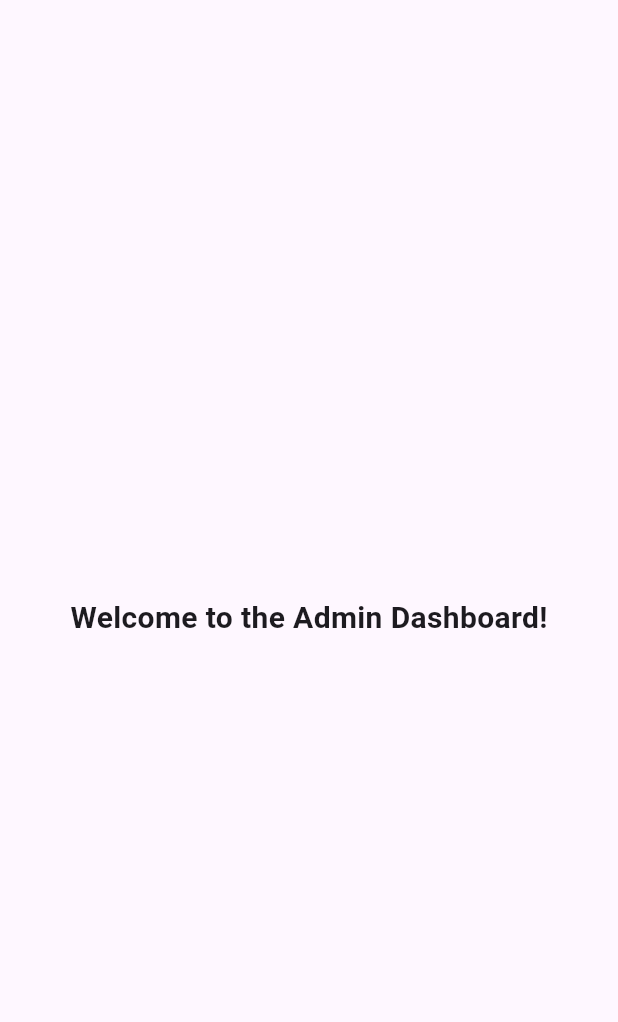
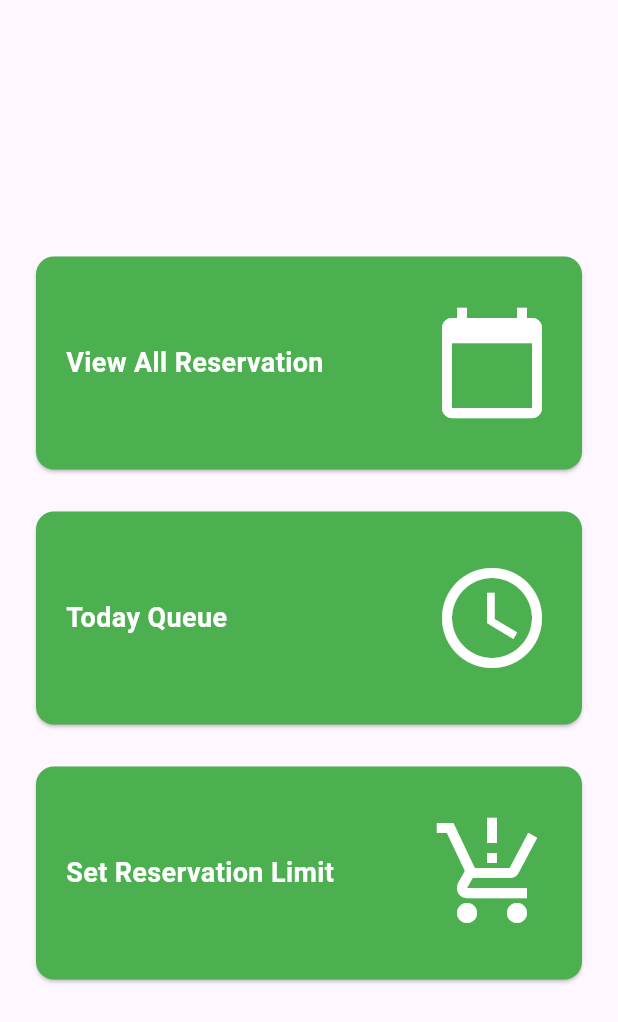
Before and after one commit to PahanKawindu/AutoQ, a Flutter app: the AdminBodyHome screen opened directly, on a phone screen of 412 x 824 dp. Shown: the top 1022 px of the screen. Run offline on Flutter 3.47's test engine with Material 3 defaults, Android fonts, the phone set to English and light mode, and no system bars; our stand-ins replace cloud_firestore, firebase_auth, firebase_core, shared_preferences, smooth_page_indicator, table_calendar; accounts and stored records are empty.

Commit message:
Added feature - update queue status
Added new methord to queue.dart call getAllReservations to get today queue records with more information.

Fixed user queue  position status idintifing bug.

```diff
--- a/lib/screens/admin_body_home.dart
+++ b/lib/screens/admin_body_home.dart
@@ -1,13 +1,136 @@
 import 'package:flutter/material.dart';
+
+import 'main_features_screens/set_reservation_limitation_admin.dart';
+import 'main_features_screens/view_reservation_admin.dart';
+import 'main_features_screens/view_today_queue_admin.dart';
 
 class AdminBodyHome extends StatelessWidget {
   @override
   Widget build(BuildContext context) {
     return Scaffold(
       body: Center(
-        child: Text(
-          'Welcome to the Admin Dashboard!',
-          style: TextStyle(fontSize: 20, fontWeight: FontWeight.bold),
+        // Centering the cards vertically
+        child: Padding(
+          padding: const EdgeInsets.symmetric(horizontal: 20.0),
+          child: Column(
+            mainAxisAlignment: MainAxisAlignment.center, // Vertically center
+            children: [
+              // Card 1: View Reservation
+              SizedBox(
+                height: 150, // Set the desired height
+                child: Card(
+                  color: Colors.green,
+                  child: InkWell(
+                    onTap: () {
+                      Navigator.push(
+                        context,
+                        MaterialPageRoute(
+                            builder: (context) => ViewReservationAdmin()),
+                      );
+                    },
+                    child: Padding(
+                      padding: const EdgeInsets.all(20.0),
+                      child: Row(
+                        mainAxisAlignment: MainAxisAlignment.spaceBetween,
+                        children: [
+                          Text(
+                            'View All Reservation',
+                            style: TextStyle(
+                              color: Colors.white,
+                              fontSize: 18,
+                              fontWeight: FontWeight.bold,
+                            ),
+                          ),
+                          Icon(
+                            Icons.calendar_today,
+                            color: Colors.white,
+                            size: 80,
+                          ),
+                        ],
+                      ),
+                    ),
+                  ),
+                ),
+              ),
+              SizedBox(height: 20), // Spacing between cards
+              // Card 2: Today Queue
+              SizedBox(
+                height: 150, // Set the desired height
+                child: Card(
+                  color: Colors.green,
+                  child: InkWell(
+                    onTap: () {
+                      Navigator.push(
+                        context,
+                        MaterialPageRoute(
+                            builder: (context) => ViewTodayQueueAdmin()),
+                      );
+                    },
+                    child: Padding(
+                      padding: const EdgeInsets.all(20.0),
+                      child: Row(
+                        mainAxisAlignment: MainAxisAlignment.spaceBetween,
+                        children: [
+                          Text(
+                            'Today Queue',
+                            style: TextStyle(
+                              color: Colors.white,
+                              fontSize: 18,
+                              fontWeight: FontWeight.bold,
+                            ),
+                          ),
+                          Icon(
+                            Icons.access_time,
+                            color: Colors.white,
+                            size: 80,
+                          ),
+                        ],
+                      ),
+                    ),
+                  ),
+                ),
+              ),
+              SizedBox(height: 20), // Spacing between cards
+              // Card 3: Set Reservation Limit
+              SizedBox(
+                height: 150, // Set the desired height
+                child: Card(
+                  color: Colors.green,
+                  child: InkWell(
+                    onTap: () {
+                      Navigator.push(
+                        context,
+                        MaterialPageRoute(
+                            builder: (context) =>
+                                SetReservationLimitationAdmin()),
+                      );
+                    },
+                    child: Padding(
+                      padding: const EdgeInsets.all(20.0),
+                      child: Row(
+                        mainAxisAlignment: MainAxisAlignment.spaceBetween,
+                        children: [
+                          Text(
+                            'Set Reservation Limit',
+                            style: TextStyle(
+                              color: Colors.white,
+                              fontSize: 18,
+                              fontWeight: FontWeight.bold,
+                            ),
+                          ),
+                          Icon(
+                            Icons.production_quantity_limits,
+                            color: Colors.white,
+                            size: 80,
+                          ),
+                        ],
+                      ),
+                    ),
+                  ),
+                ),
+              ),
+            ],
+          ),
         ),
       ),
     );
```
Also changed, not shown: lib/controller/Helper_models/queue.dart (+116 -3 lines), lib/controller/update_queue_status_admin.dart (added, +145 -0 lines), lib/screens/main_features_screens/set_reservation_limitation_admin.dart (added, +16 -0 lines), lib/screens/main_features_screens/view_reservation_admin.dart (added, +133 -0 lines), lib/screens/main_features_screens/view_today_queue_admin.dart (added, +116 -0 lines).
